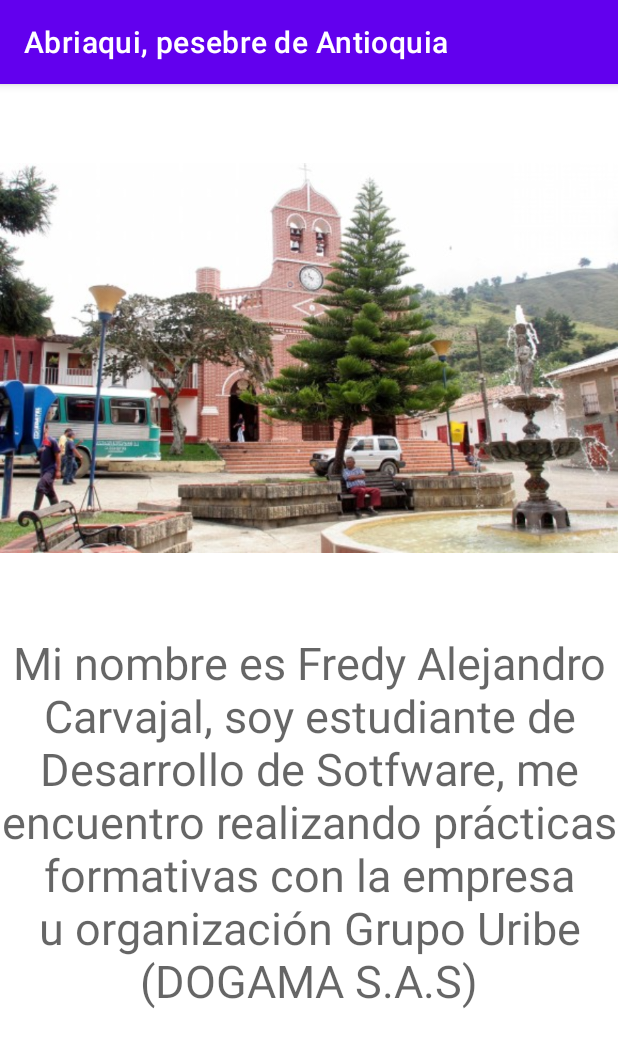
After one commit to V4q3r0/TrabajoMoviles2, an Android app: the Acercade screen opened directly, with no data from a screen before it, on a phone screen of 412 x 824 dp. The commit adds this screen. Shown: the top 1047 px of the screen. Run offline under Robolectric (Android 15) with nearby library versions, the phone set to English and light mode, and no system bars.

Commit message:
Trabajo segundo momento

```diff
--- /dev/null
+++ b/app/src/main/java/com/example/trabajoprimermomento/Acercade.java
@@ -0,0 +1,14 @@
+package com.example.trabajoprimermomento;
+
+import androidx.appcompat.app.AppCompatActivity;
+
+import android.os.Bundle;
+
+public class Acercade extends AppCompatActivity {
+
+    @Override
+    protected void onCreate(Bundle savedInstanceState) {
+        super.onCreate(savedInstanceState);
+        setContentView(R.layout.activity_acercade);
+    }
+}
--- a/app/src/main/java/com/example/trabajoprimermomento/ListaAdaptador.java
+++ b/app/src/main/java/com/example/trabajoprimermomento/ListaAdaptador.java
@@ -9,6 +9,8 @@ import android.widget.TextView;
 
 import androidx.annotation.NonNull;
 import androidx.recyclerview.widget.RecyclerView;
+
+import com.squareup.picasso.Picasso;
 
 import java.util.ArrayList;
 
@@ -49,7 +51,9 @@ public class ListaAdaptador extends RecyclerView.Adapter<ListaAdaptador.viewHold
 
         public void actualizarDatos(final Pueblo pueblo)
         {
-            imagen.setImageResource(pueblo.getImagen());
+            Picasso.with(itemView.getContext())
+                    .load(pueblo.getImagen())
+                    .into(imagen);
             nombreAccion.setText(pueblo.getTexto());
 
             itemView.setOnClickListener(new View.OnClickListener() {
--- /dev/null
+++ b/app/src/main/res/layout/activity_acercade.xml
@@ -0,0 +1,30 @@
+<?xml version="1.0" encoding="utf-8"?>
+<androidx.constraintlayout.widget.ConstraintLayout xmlns:android="http://schemas.android.com/apk/res/android"
+    xmlns:app="http://schemas.android.com/apk/res-auto"
+    xmlns:tools="http://schemas.android.com/tools"
+    android:layout_width="match_parent"
+    android:layout_height="match_parent"
+    tools:context=".Acercade">
+
+    <ImageView
+        android:id="@+id/perfil"
+        android:layout_width="wrap_content"
+        android:layout_height="wrap_content"
+        app:layout_constraintTop_toTopOf="parent"
+        app:layout_constraintStart_toStartOf="parent"
+        app:layout_constraintEnd_toEndOf="parent"
+        android:src="@drawable/abriaqui_logo"
+        />
+
+    <TextView
+        android:layout_width="wrap_content"
+        android:layout_height="wrap_content"
+        app:layout_constraintTop_toBottomOf="@id/perfil"
+        app:layout_constraintStart_toStartOf="parent"
+        app:layout_constraintEnd_toEndOf="parent"
+        android:hint="@string/descripcion"
+        android:textSize="30sp"
+        android:textAlignment="center"
+        />
+
+</androidx.constraintlayout.widget.ConstraintLayout>
--- a/app/src/main/res/layout/activity_main.xml
+++ b/app/src/main/res/layout/activity_main.xml
@@ -11,7 +11,7 @@
         android:id="@+id/imagenVista"
         android:layout_width="match_parent"
         android:layout_height="300dp"
-        android:src="@drawable/cascada"
+        android:src="@drawable/abriaqui_logo"
 
         app:layout_constraintTop_toTopOf="parent"
         app:layout_constraintStart_toStartOf="parent"
--- a/app/src/main/res/values/strings.xml
+++ b/app/src/main/res/values/strings.xml
@@ -1,3 +1,9 @@
 <resources>
     <string name="app_name">Abriaqui, pesebre de Antioquia</string>
+
+    <string name="opcion1">Acerca de</string>
+    <string name="opcion2">Ingles</string>
+    <string name="opcion3">Español</string>
+    <string name="descripcion">Mi nombre es Fredy Alejandro Carvajal, soy estudiante de Desarrollo de Sotfware,
+        me encuentro realizando prácticas formativas con la empresa u organización Grupo Uribe (DOGAMA S.A.S)</string>
 </resources>
--- a/build.gradle
+++ b/build.gradle
@@ -6,6 +6,7 @@ buildscript {
     }
     dependencies {
         classpath "com.android.tools.build:gradle:4.1.3"
+        classpath 'com.google.gms:google-services:4.3.8'
 
         // NOTE: Do not place your application dependencies here; they belong
         // in the individual module build.gradle files
```
Also changed, not shown: app/build.gradle (+10 -0 lines), app/src/main/AndroidManifest.xml (+5 -2 lines), app/src/main/java/com/example/trabajoprimermomento/Home.java (+85 -8 lines), app/src/main/java/com/example/trabajoprimermomento/MainActivity.java (+5 -2 lines), app/src/main/java/com/example/trabajoprimermomento/Pueblo.java (+4 -5 lines), app/src/main/res/menu/menu.xml (added, +17 -0 lines), app/src/main/res/drawable/cascada.png (deleted), app/src/main/res/drawable/cristo.png (deleted), app/src/main/res/drawable/ermita.png (deleted), app/src/main/res/drawable/hotel.png (deleted), app/src/main/res/drawable/morrogacho.png (deleted), 2 other files.
